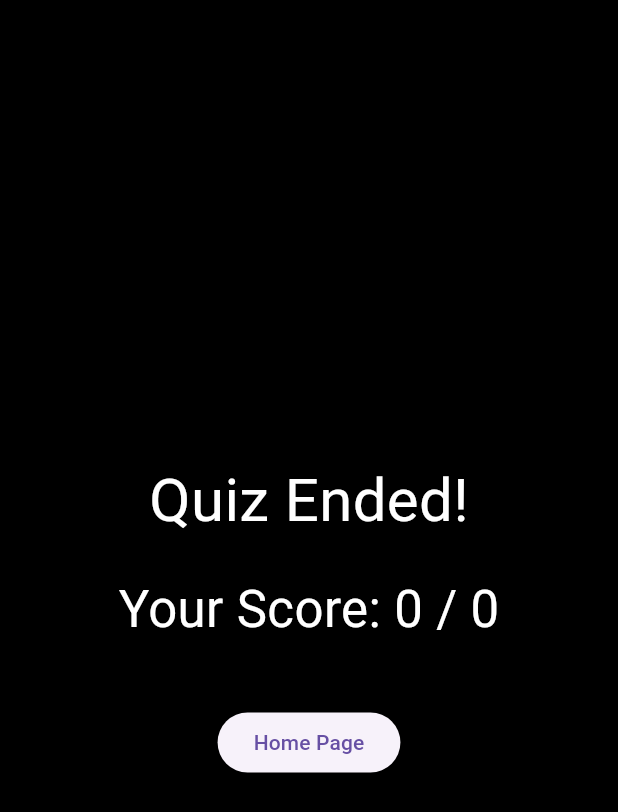
After one commit to RohanDSkaria/Quiz_Android_App, a Flutter app: the ResultPage screen opened by its route, on a phone screen of 412 x 824 dp. The commit adds this screen. Shown: the top 812 px of the screen. Run offline on Flutter 3.47's test engine with Material 3 defaults, Android fonts, the phone set to English and light mode, and no system bars; network calls fail.

Commit message:
added result_page

```diff
--- a/lib/home_page.dart
+++ b/lib/home_page.dart
@@ -11,7 +11,7 @@ class HomePage extends StatelessWidget {
           mainAxisAlignment: MainAxisAlignment.center,
           children: <Widget>[
             Text(
-              'Quiz Time',
+              'Quiz Time!',
               style: TextStyle(fontSize: 60, fontWeight: FontWeight.bold, color: Colors.white),
             ),
             SizedBox(height: 20),
--- a/lib/main.dart
+++ b/lib/main.dart
@@ -1,5 +1,21 @@
+// import 'package:flutter/material.dart';
+// import 'home_page.dart'; // Import HomePage
+
+// void main() => runApp(MyApp());
+
+// class MyApp extends StatelessWidget {
+//   @override
+//   Widget build(BuildContext context) {
+//     return MaterialApp(
+//       home: HomePage(),
+//     );
+//   }
+// }
+
 import 'package:flutter/material.dart';
 import 'home_page.dart'; // Import HomePage
+import 'quiz_page.dart'; // Import QuizPage
+import 'result_page.dart'; // Import ResultPage
 
 void main() => runApp(MyApp());
 
@@ -7,7 +23,15 @@ class MyApp extends StatelessWidget {
   @override
   Widget build(BuildContext context) {
     return MaterialApp(
-      home: HomePage(),
+      initialRoute: '/', // Define initial route
+      routes: {
+        '/': (context) => HomePage(),
+        '/quiz': (context) => QuizPage(),
+        '/result': (context) => ResultPage(
+          score: 0, // Temporary placeholder
+          totalQuestions: 0, // Temporary placeholder
+        ),
+      },
     );
   }
 }
--- /dev/null
+++ b/lib/result_page.dart
@@ -0,0 +1,40 @@
+import 'package:flutter/material.dart';
+import 'home_page.dart';
+import 'quiz_page.dart';
+
+class ResultPage extends StatelessWidget {
+  final int score;
+  final int totalQuestions;
+
+  ResultPage({required this.score, required this.totalQuestions});
+
+  @override
+  Widget build(BuildContext context) {
+    return Scaffold(
+      backgroundColor: Colors.black,
+      body: Center(
+        child: Column(
+          mainAxisAlignment: MainAxisAlignment.center,
+          children: [
+            Text(
+              "Quiz Ended!",
+              style: TextStyle(fontSize: 40, color: Colors.white),
+            ),
+            SizedBox(height: 20),
+            Text(
+              "Your Score: $score / $totalQuestions",
+              style: TextStyle(fontSize: 34, color: Colors.white),
+            ),
+            SizedBox(height: 40),
+            ElevatedButton(
+              onPressed: () {
+                Navigator.pushNamedAndRemoveUntil(context, '/', (route) => false);
+              },
+              child: Text("Home Page"),
+            ),
+          ],
+        ),
+      ),
+    );
+  }
+}
```
Also changed, not shown: lib/quiz_page.dart (+23 -2 lines).
